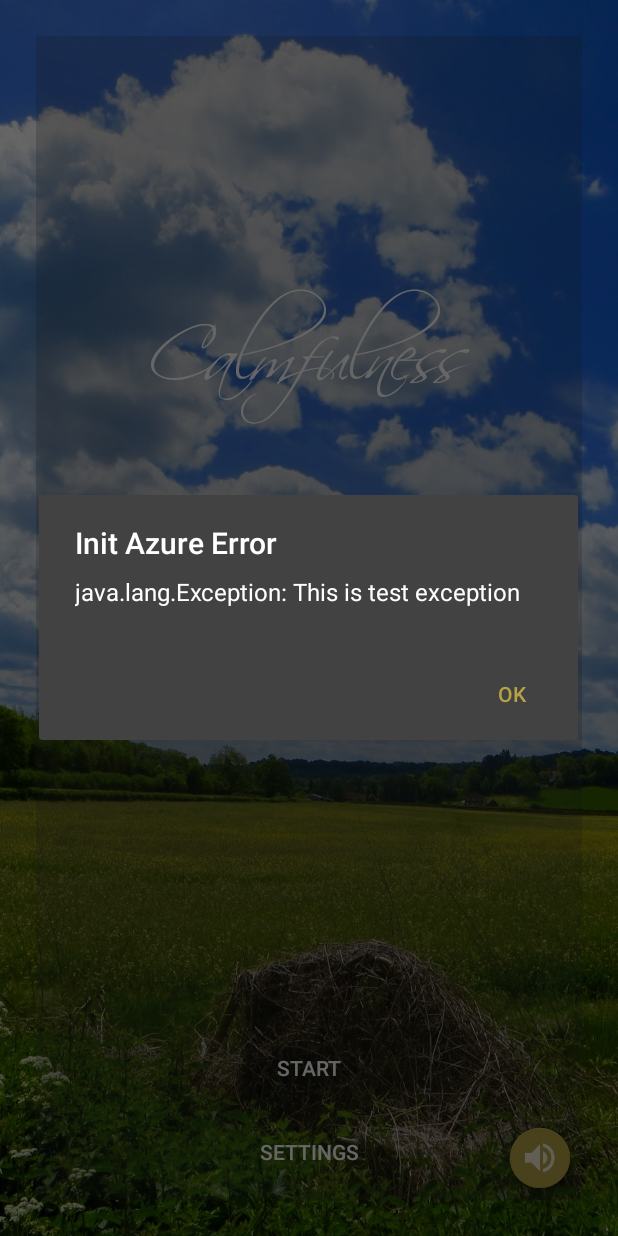
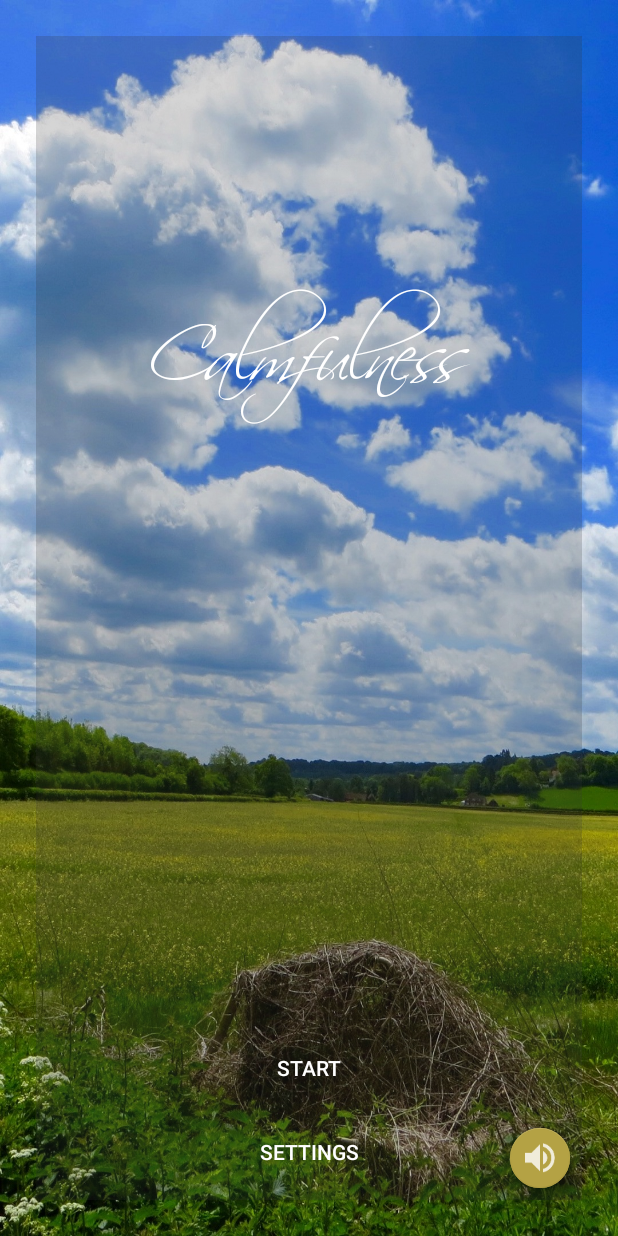
Before and after one commit to lavonto/camfulnessRemastered, an Android app: the screen it shows after launch (MainActivity), on a phone screen of 412 x 824 dp. Run offline under Robolectric (Android 15) with nearby library versions, the phone set to English and light mode, and no system bars; libraries missing offline, so code that uses them is left out: com.microsoft.windowsazure, com.squareup.okhttp, eightbitlab.com.blurview; plain views replace BlurView; 13 statements that could not run were skipped.

```diff
--- a/app/build.gradle
+++ b/app/build.gradle
@@ -5,7 +5,7 @@ android {
         release {
             keyAlias 'upload_key'
             keyPassword 'Qwerty!'
-            storeFile file('C:/Calmfulness/upload_keystore.jks')
+            storeFile file('C:/camfulnessRemastered/upload_keystore.jks')
             storePassword 'Oppilas007'
         }
     }
--- a/app/src/debug/res/values/google_maps_api.xml
+++ b/app/src/debug/res/values/google_maps_api.xml
@@ -23,6 +23,6 @@
     <!-- If using different computer a SHA1-key and computer fingerprint needs to be added in console.developers.google.com to your project -->
 
     <string name="google_maps_key" templateMergeStrategy="preserve" translatable="false">
-        AIzaSyBxAGLqGAzi2IYLTzM9IeAoKQZimMQONXM
+        AIzaSyDMdMvHIcGxb_RvFf6vdGD7sGh8h2HVGLw
     </string>
 </resources>
--- a/app/src/main/java/fi/hamk/calmfulnessV2/MapsActivity.java
+++ b/app/src/main/java/fi/hamk/calmfulnessV2/MapsActivity.java
@@ -452,12 +452,6 @@ public class MapsActivity extends AppCompatActivity implements OnMapReadyCallbac
                 options.add(latLng);
             }
 
-            // TODO: >>>>>> REMOVE START
-            for (fi.hamk.calmfulnessV2.azure.Location item : mService.getLocationsFromDb()) {
-                mGoogleMap.addMarker(new MarkerOptions().title(item.getId())
-                        .position(new LatLng(item.getLat(), item.getLon()))).setIcon(BitmapDescriptorFactory.defaultMarker(BitmapDescriptorFactory.HUE_YELLOW));
-            } // TODO: <<<<<< REMOVE END
-
             // Draws a polyline between LatLng points
             mGoogleMap.addPolyline(options);
             isRoutesDrawn = true;
--- a/app/src/main/java/fi/hamk/calmfulnessV2/asyncTasks/InitAzure.java
+++ b/app/src/main/java/fi/hamk/calmfulnessV2/asyncTasks/InitAzure.java
@@ -15,7 +15,7 @@ public class InitAzure extends AsyncTask<Void, Void, Boolean> {
     private AsyncController asyncController;
 
     // Exceptions
-    private Exception exception = new Exception("This is test exception"); // TODO: Remove before release
+    private Exception exception = null;
 
     InitAzure(AsyncController asyncController) {
         this.asyncController = asyncController;
```
